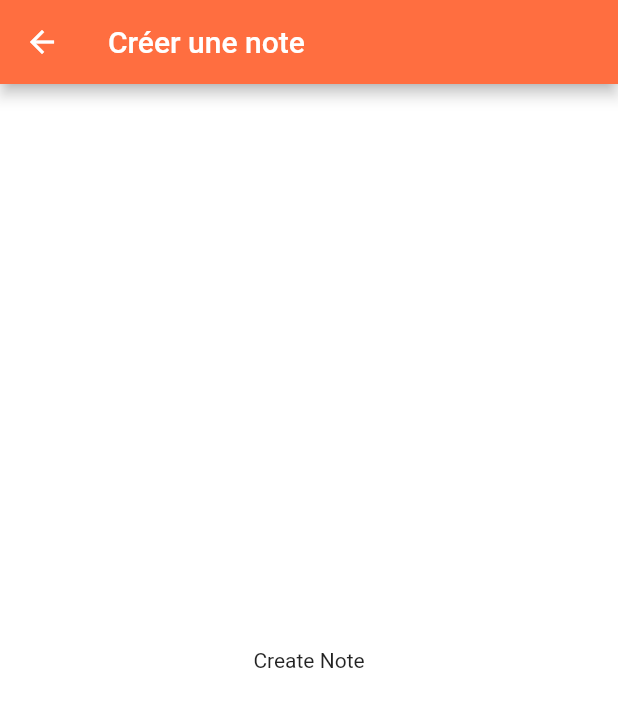
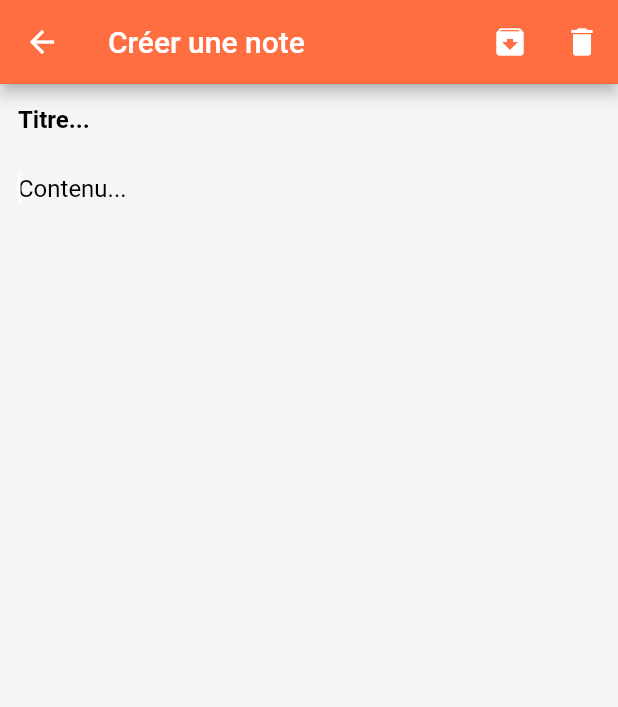
Before and after one commit to CorentinMAG/Flutter-TODOAPP, a Flutter app: the CreateNote screen opened directly, on a phone screen of 412 x 824 dp. Shown: the top 707 px of the screen. Run offline on Flutter 3.47's test engine with Material 2 defaults, Android fonts, the phone set to English and light mode, and no system bars; our stand-ins replace flutter_svg.

Commit message:
commencement de la page createNote

```diff
--- /dev/null
+++ b/lib/data/mycolors.dart
@@ -0,0 +1,14 @@
+import 'package:flutter/material.dart';
+import 'package:mytodoapp/models/colors.dart';
+
+final List<NoteColor> availableColors = [
+  NoteColor(id: 0, name: 'green', color: Colors.green),
+  NoteColor(id: 1, name: 'blue', color: Colors.blue),
+  NoteColor(id: 2, name: 'purple', color: Colors.purple),
+  NoteColor(id: 3, name: 'red', color: Colors.red),
+  NoteColor(id: 4, name: 'yellow', color: Colors.yellow),
+  NoteColor(id: 5, name: 'orange', color: Colors.orange),
+  NoteColor(id: 6, name: 'cyan', color: Colors.cyan),
+  NoteColor(id: 7, name: 'teal', color: Colors.teal),
+  NoteColor(id: 8, name: 'indigo', color: Colors.indigo),
+];
--- /dev/null
+++ b/lib/models/note.dart
@@ -0,0 +1,32 @@
+import 'package:flutter/material.dart';
+
+class Note extends Object {
+  static int i = 0;
+
+  final int id = Note._increment();
+  DateTime date;
+  String content;
+  String title;
+  bool isArchived;
+  bool isImportant;
+  Color color;
+
+  @override
+  String toString() {
+    return "{id: ${this.id}, date: ${this.date}, content: ${this.content}, title: ${this.title}, isArchived: ${this.isArchived}, isImportant: ${this.isImportant}, color: ${this.color}";
+  }
+
+  Note({
+    @required this.content,
+    this.title,
+    @required this.isArchived,
+    @required this.isImportant,
+    color,
+    date,
+  })  : date = date ?? DateTime.now(),
+        color = color ?? Colors.white38;
+
+  static int _increment() {
+    return i++;
+  }
+}
--- a/lib/screens/create_note_screen.dart
+++ b/lib/screens/create_note_screen.dart
@@ -1,17 +1,182 @@
 import 'package:flutter/material.dart';
+import 'package:flutter/services.dart';
+import 'package:mytodoapp/models/colors.dart';
+import 'package:mytodoapp/models/note.dart';
 
-class CreateNote extends StatelessWidget {
+class CreateNote extends StatefulWidget {
+  @override
+  _CreateNoteState createState() => _CreateNoteState();
+}
+
+class _CreateNoteState extends State<CreateNote> {
+  final InputTitleController = TextEditingController();
+  final InputContentController = TextEditingController();
+
+  @override
+  void dispose() {
+    InputTitleController.dispose();
+    InputContentController.dispose();
+    super.dispose();
+  }
+
+  Future<bool> _popscreen() {
+    final note = Note(
+        title:
+            InputTitleController.text == '' ? null : InputTitleController.text,
+        content: InputContentController.text,
+        isArchived: false,
+        isImportant: false);
+    print(DateTime.now());
+    print(note.toString());
+    Navigator.pop(context);
+  }
+
   @override
   Widget build(BuildContext context) {
-    return Scaffold(
-      appBar: AppBar(
-        title: Text('Créer une note'),
-      ),
-      body: Container(
-        child: Center(
-          child: Text('Create Note'),
+    return WillPopScope(
+      onWillPop: _popscreen,
+      child: Scaffold(
+        appBar: AppBar(
+          title: Text('Créer une note'),
+          leading: IconButton(
+              icon: Icon(Icons.arrow_back),
+              onPressed: () {
+                final note = Note(
+                    title: InputTitleController.text == ''
+                        ? null
+                        : InputTitleController.text,
+                    content: InputContentController.text,
+                    isArchived: false,
+                    isImportant: false);
+                print(DateTime.now());
+                print(note.toString());
+
+                Navigator.pop(context);
+              }),
+          actions: [
+            IconButton(
+              icon: Icon(
+                Icons.archive,
+                color: Colors.white,
+              ),
+              onPressed: () => {print('archived')},
+            ),
+            IconButton(
+              icon: Icon(
+                Icons.delete,
+                color: Colors.white,
+              ),
+              onPressed: () => print('deleted'),
+            ),
+          ],
         ),
+        body: AddNoteForm(
+            titleController: InputTitleController,
+            contentController: InputContentController),
       ),
     );
   }
 }
+
+Widget _TitleInput(context, controller) {
+  return TextField(
+    controller: controller,
+    textCapitalization: TextCapitalization.sentences,
+    keyboardType: TextInputType.text,
+    style: TextStyle(
+        fontWeight: FontWeight.bold,
+        color: Theme.of(context).textTheme.headline6.color),
+    decoration: InputDecoration(
+      hintText: 'Titre...',
+      hintStyle: TextStyle(
+          fontWeight: FontWeight.bold,
+          color: Theme.of(context).textTheme.headline6.color),
+      filled: true,
+      border: InputBorder.none,
+    ),
+  );
+}
+
+Widget _ContentInput(context, controller) {
+  return TextField(
+    controller: controller,
+    autofocus: true,
+    maxLines: 30,
+    style: TextStyle(color: Theme.of(context).textTheme.headline6.color),
+    decoration: InputDecoration(
+      hintText: 'Contenu...',
+      hintStyle: TextStyle(color: Theme.of(context).textTheme.headline6.color),
+      filled: true,
+      border: InputBorder.none,
+    ),
+  );
+}
+
+Widget _ListChoiceColor(List<NoteColor> items) {
+  return Container(
+    height: 105.0,
+    child: ListView.builder(
+        scrollDirection: Axis.horizontal,
+        itemCount: items.length,
+        itemBuilder: (BuildContext context, int index) {
+          final NoteColor color = items[index];
+          return GestureDetector(
+            onTap: () => print(color.name),
+            child: Stack(
+              alignment: Alignment.center,
+              children: [
+                Container(
+                  margin: const EdgeInsets.symmetric(horizontal: 16.0),
+                  height: 60.0,
+                  width: 60.0,
+                  decoration: BoxDecoration(
+                    shape: BoxShape.circle,
+                    color: color.color,
+                  ),
+                ),
+              ],
+            ),
+          );
+        }),
+  );
+}
+
+class AddNoteForm extends StatefulWidget {
+  final TextEditingController titleController;
+  final TextEditingController contentController;
+
+  const AddNoteForm({Key key, this.titleController, this.contentController})
+      : super(key: key);
+  @override
+  _AddNoteFormState createState() => _AddNoteFormState();
+}
+
+class _AddNoteFormState extends State<AddNoteForm> {
+  ScrollController _scrollController;
+
+  @override
+  void initState() {
+    _scrollController = ScrollController();
+    super.initState();
+  }
+
+  @override
+  Widget build(BuildContext context) {
+    return Container(
+      child: CustomScrollView(
+        controller: _scrollController,
+        slivers: [
+          SliverToBoxAdapter(
+            child: _TitleInput(context, widget.titleController),
+          ),
+          SliverToBoxAdapter(
+            child: _ContentInput(context, widget.contentController),
+          ),
+          // SliverToBoxAdapter(
+          //   child: _ListChoiceColor(availableColors),
+          // )
+        ],
+      ),
+    );
+  }
+}
```
Also changed, not shown: lib/main.dart (+5 -2 lines), lib/models/colors.dart (added, +9 -0 lines), lib/screens/note_screen.dart (+20 -28 lines), lib/screens/tasks_screen.dart (+10 -1 lines), lib/models/task.dart (added).
